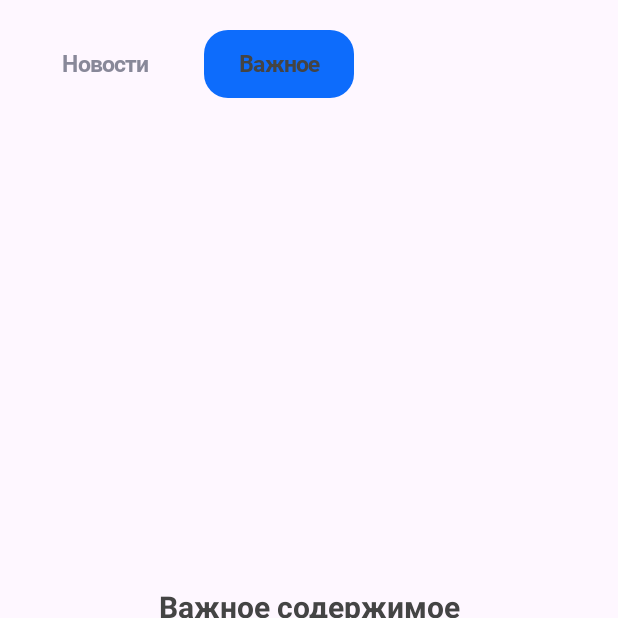
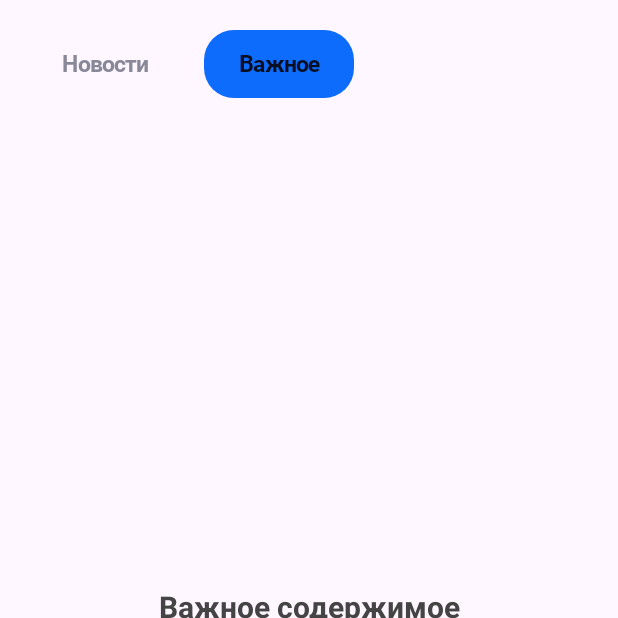
Before and after one commit to MishaNikolaev/YourLicey28, an Android app built with Jetpack Compose: the NewsScreen screen opened through its navigation route, after a tap on "Важное", on a phone screen of 412 x 824 dp, the top half of it. Run offline under Robolectric (Android 15) with nearby library versions, the light colour scheme and no system bars; our stand-ins replace Dagger/Hilt's generated code; Roboto replaces fonts that are not available here.

Commit message:
Change news ui section

```diff
--- a/app/src/main/java/com/example/yourlicey28/presentation/news/news.kt
+++ b/app/src/main/java/com/example/yourlicey28/presentation/news/news.kt
@@ -27,6 +27,7 @@ import androidx.compose.runtime.remember
 import androidx.compose.runtime.setValue
 import androidx.compose.ui.Alignment
 import androidx.compose.ui.Modifier
+import androidx.compose.ui.draw.clip
 import androidx.compose.ui.graphics.Color
 import androidx.compose.ui.graphics.Color.Companion.DarkGray
 import androidx.compose.ui.text.TextStyle
@@ -36,6 +37,7 @@ import androidx.compose.ui.unit.dp
 import androidx.compose.ui.unit.sp
 import androidx.hilt.navigation.compose.hiltViewModel
 import androidx.navigation.NavController
+import com.example.yourlicey28.ui.theme.DarkLC
 import com.example.yourlicey28.ui.theme.LightBlueLC
 import com.example.yourlicey28.ui.theme.WhiteLC
 import com.example.yourlicey28.ui.theme.monterrat
@@ -97,7 +99,7 @@ fun NewsScreen(viewModel: NewsViewModel = hiltViewModel()
 @Composable
 fun TabItem(selectedTab: String, tabName: String, onClicked: () -> Unit) {
     Box(
-        modifier = Modifier.height(45.dp).width(100.dp)
+        modifier = Modifier.height(45.dp).width(100.dp).clip(RoundedCornerShape(20.dp))
             .background(
                 color = if (selectedTab == tabName) LightBlueLC else Color.Transparent,
                 shape = RoundedCornerShape(16.dp)
@@ -111,7 +113,7 @@ fun TabItem(selectedTab: String, tabName: String, onClicked: () -> Unit) {
             fontSize = 15.sp,
             fontFamily = roboto,
             fontWeight = FontWeight.Bold,
-            color = if (selectedTab == tabName) DarkGray else Color(0xFF888899)
+            color = if (selectedTab == tabName) DarkLC else Color(0xFF888899)
         )
     }
 }
--- a/app/src/main/java/com/example/yourlicey28/ui/theme/Color.kt
+++ b/app/src/main/java/com/example/yourlicey28/ui/theme/Color.kt
@@ -17,3 +17,4 @@ val WhiteLC = Color(0xFFF7F5F5)
 val GrayLC = Color(0xFF7978A0)
 val RedLC = Color(0xFFB53F3F)
 val LightGreenLC = Color(0xFF68C99E)
+val DarkLC = Color(0xFF090f22)
```
